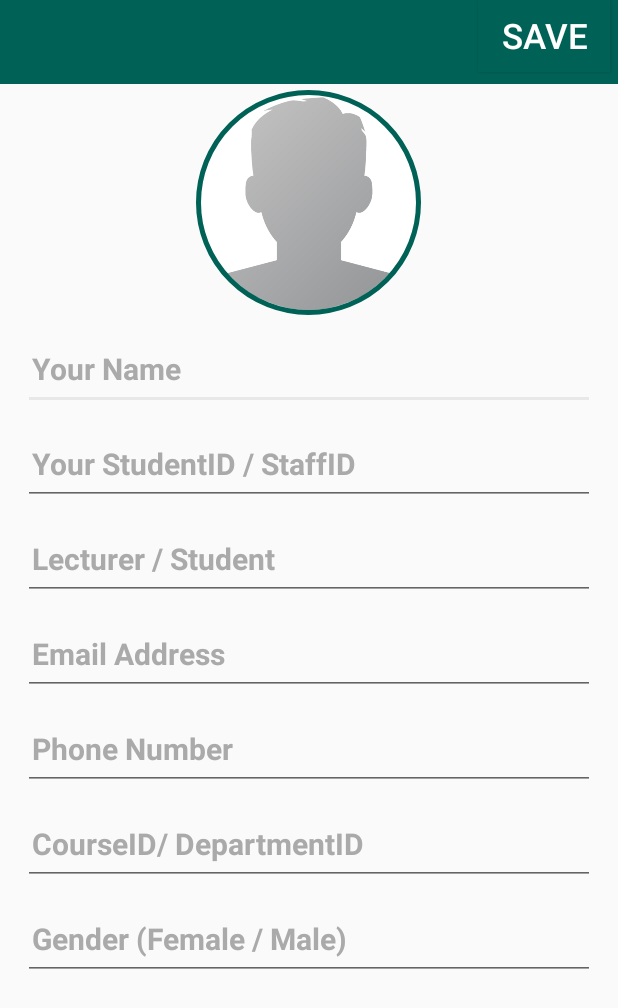
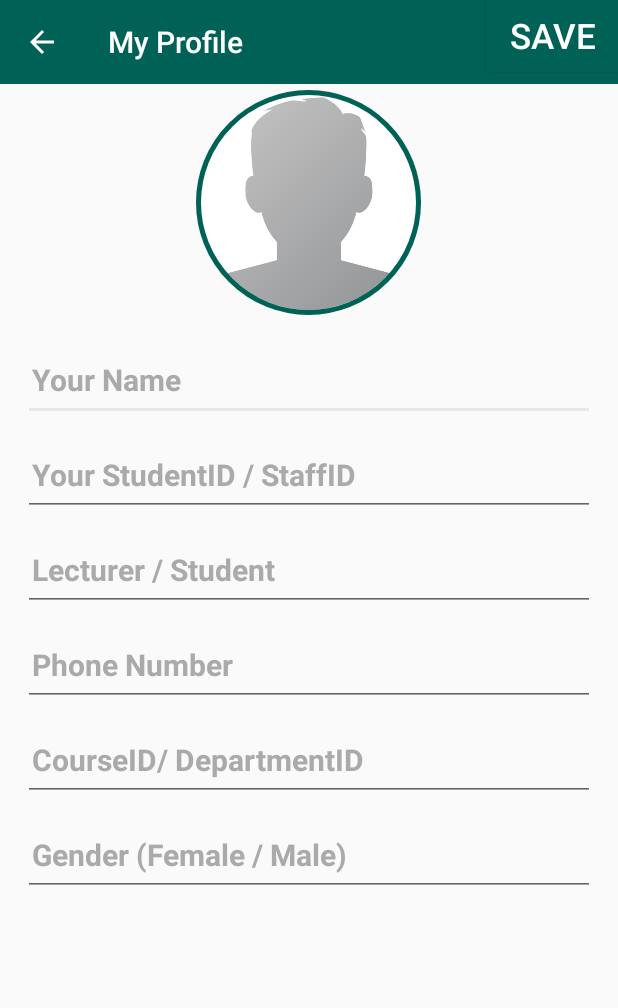
Before and after one commit to WuiLee/ChatApp, an Android app: the EditProfileActivity screen opened directly, with no data from a screen before it, on a phone screen of 412 x 824 dp. Shown: the top 1008 px of the screen. Run offline under Robolectric (Android 15) with nearby library versions, the phone set to English and light mode, and no system bars; our stand-ins replace CircleImageView, Firebase (no records; nobody signed in at launch, a user with empty details on screens opened directly).

Commit message:
Attempt to solve problem 1

```diff
--- a/app/src/main/AndroidManifest.xml
+++ b/app/src/main/AndroidManifest.xml
@@ -15,9 +15,7 @@
         android:supportsRtl="true"
         android:theme="@style/AppTheme"
         tools:ignore="GoogleAppIndexingWarning">
-
-        <activity android:name=".EditProfileActivity"
-            android:parentActivityName=".SettingsActivity"/>
+        <activity android:name=".EditProfileActivity"></activity>
         <activity
             android:name=".RegisterForm"
             android:parentActivityName=".RegisterActivity" />
--- a/app/src/main/java/com/example/chatapp/EditProfileActivity.java
+++ b/app/src/main/java/com/example/chatapp/EditProfileActivity.java
@@ -1,3 +1,4 @@
+
 package com.example.chatapp;
 
 import android.support.annotation.NonNull;
@@ -24,7 +25,7 @@ import java.util.HashMap;
 public class EditProfileActivity extends AppCompatActivity {
 
     private Button UpdateProfileSetting;
-    private EditText userName, userID, identity, userEmail, userPhoneNo, courseID, gender;
+    private EditText userName, userID, identity, userPhoneNo, courseID, gender;
 
     private String currentUserID;
     private FirebaseAuth mAuth;
@@ -41,7 +42,7 @@ public class EditProfileActivity extends AppCompatActivity {
         currentUserID = mAuth.getCurrentUser().getUid();
         RootRef = FirebaseDatabase.getInstance().getReference();
 
-        mToolbar = (Toolbar) findViewById(R.id.settings_toolbar);
+        mToolbar = (Toolbar) findViewById(R.id.edit_profile_toolbar);
         setSupportActionBar(mToolbar);
         getSupportActionBar().setDisplayHomeAsUpEnabled(true);
         getSupportActionBar().setDisplayShowCustomEnabled(true);
@@ -65,7 +66,6 @@ public class EditProfileActivity extends AppCompatActivity {
         userName = (EditText) findViewById(R.id.edit_user_name);
         userID = (EditText) findViewById(R.id.edit_user_id);
         identity = (EditText) findViewById(R.id.edit_user_identity);
-        userEmail = (EditText) findViewById(R.id.edit_email_address);
         userPhoneNo = (EditText) findViewById(R.id.edit_phone_number);
         courseID = (EditText) findViewById(R.id.edit_course_id);
         gender = (EditText) findViewById(R.id.edit_gender);
@@ -76,7 +76,6 @@ public class EditProfileActivity extends AppCompatActivity {
         String setUserName = userName.getText().toString();
         String setUserID = userID.getText().toString();
         String setIdentity = identity.getText().toString();
-        String setUserEmail = userEmail.getText().toString();
         String setPhoneNo = userPhoneNo.getText().toString();
         String setCourseID = courseID.getText().toString();
         String setGender = gender.getText().toString();
@@ -90,9 +89,7 @@ public class EditProfileActivity extends AppCompatActivity {
         if (TextUtils.isEmpty(setIdentity)){
             Toast.makeText(this, "Please enter your position...", Toast.LENGTH_SHORT).show();
         }
-        if (TextUtils.isEmpty(setUserEmail)){
-            Toast.makeText(this, "Please enter your email address...", Toast.LENGTH_SHORT).show();
-        }
+
         if (TextUtils.isEmpty(setPhoneNo)){
             Toast.makeText(this, "Please enter your phoneNo...", Toast.LENGTH_SHORT).show();
         }
@@ -105,7 +102,6 @@ public class EditProfileActivity extends AppCompatActivity {
             profileMap.put("name", setUserName);
             profileMap.put("id", setUserID);
             profileMap.put("identity", setIdentity);
-            profileMap.put("email", setUserEmail);
             profileMap.put("phone", setPhoneNo);
             profileMap.put("course", setCourseID);
             profileMap.put("gender", setGender);
@@ -134,7 +130,6 @@ public class EditProfileActivity extends AppCompatActivity {
                             String retrieveUserName = dataSnapshot.child("name").getValue().toString();
                             String retrieveUserID = dataSnapshot.child("id").getValue().toString();
                             String retrieveIdentity = dataSnapshot.child("identity").getValue().toString();
-                            String retrieveUserEmail = dataSnapshot.child("email").getValue().toString();
                             String retrievePhoneNo = dataSnapshot.child("phone").getValue().toString();
                             String retrieveCourseID = dataSnapshot.child("course").getValue().toString();
                             String retrieveGender = dataSnapshot.child("gender").getValue().toString();
@@ -144,7 +139,6 @@ public class EditProfileActivity extends AppCompatActivity {
                             userName.setText(retrieveUserName);
                             userID.setText(retrieveUserID);
                             identity.setText(retrieveIdentity);
-                            userEmail.setText(retrieveUserEmail);
                             userPhoneNo.setText(retrievePhoneNo);
                             courseID.setText(retrieveCourseID);
                             gender.setText((retrieveGender));
@@ -153,14 +147,12 @@ public class EditProfileActivity extends AppCompatActivity {
                             String retrieveUserName = dataSnapshot.child("name").getValue().toString();
                             String retrieveUserID = dataSnapshot.child("id").getValue().toString();
                             String retrieveIdentity = dataSnapshot.child("identity").getValue().toString();
-                            String retrieveUserEmail = dataSnapshot.child("email").getValue().toString();
                             String retrievePhoneNo = dataSnapshot.child("phone").getValue().toString();
                             String retrieveCourseID = dataSnapshot.child("course").getValue().toString();
 
                             userName.setText(retrieveUserName);
                             userID.setText(retrieveUserID);
                             identity.setText(retrieveIdentity);
-                            userEmail.setText(retrieveUserEmail);
                             userPhoneNo.setText(retrievePhoneNo);
                             courseID.setText(retrieveCourseID);
                         }
--- a/app/src/main/res/layout-normal-notlong-port/activity_edit_profile.xml
+++ /dev/null
@@ -1,168 +0,0 @@
-<?xml version="1.0" encoding="utf-8"?>
-<RelativeLayout xmlns:android="http://schemas.android.com/apk/res/android"
-    xmlns:app="http://schemas.android.com/apk/res-auto"
-    xmlns:tools="http://schemas.android.com/tools"
-    android:layout_width="match_parent"
-    android:layout_height="wrap_content"
-    tools:context=".EditProfileActivity">
-
-    <include
-        layout="@layout/app_bar_layout"
-        android:id="@+id/edit_profile_toolbar">
-
-    </include>
-
-    <Button
-        android:id="@+id/update_settings_button"
-        android:layout_width="wrap_content"
-        android:layout_height="wrap_content"
-        android:layout_alignParentEnd="true"
-        android:layout_marginRight="6dp"
-        android:background="@color/colorPrimary"
-        android:text="Save"
-        android:textColor="@android:color/white"
-        android:textSize="23sp"/>
-
-
-    <de.hdodenhof.circleimageview.CircleImageView
-        android:id="@+id/edit_profile_image"
-        android:layout_width="150dp"
-        android:layout_height="150dp"
-        android:layout_centerInParent="true"
-        android:layout_alignParentTop="true"
-        android:layout_marginTop="60dp"
-        android:layout_marginLeft="17dp"
-        android:src="@drawable/profile_image"
-        app:civ_border_width="3dp"
-        app:civ_border_color="@color/colorPrimary"/>
-
-
-    <EditText
-        android:id="@+id/edit_user_name"
-        android:layout_width="match_parent"
-        android:layout_height="55dp"
-        android:layout_below="@+id/edit_profile_image"
-        android:inputType="textPersonName"
-        android:hint="Your Name"
-        android:textAlignment="textStart"
-        android:textColor="@android:color/black"
-        android:textStyle="bold"
-        android:textSize="20sp"
-        android:layout_marginStart="15dp"
-        android:layout_marginEnd="15dp"
-        android:layout_marginTop="8dp"
-        android:padding="6dp"
-        android:textColorHint="@android:color/darker_gray"
-        />
-
-    <EditText
-        android:id="@+id/edit_user_id"
-        android:layout_width="match_parent"
-        android:layout_height="55dp"
-        android:layout_below="@+id/edit_user_name"
-        android:inputType="textVisiblePassword"
-        android:hint="Your StudentID / StaffID"
-        android:textAlignment="textStart"
-        android:textColor="@android:color/black"
-        android:textStyle="bold"
-        android:textSize="20sp"
-        android:layout_marginStart="15dp"
-        android:layout_marginEnd="15dp"
-        android:layout_marginTop="8dp"
-        android:padding="6dp"
-        android:textColorHint="@android:color/darker_gray"
-
-        />
-
-    <EditText
-        android:id="@+id/edit_user_identity"
-        android:layout_width="match_parent"
-        android:layout_height="55dp"
-        android:layout_below="@+id/edit_user_id"
-        android:inputType="text"
-        android:hint="Lecturer / Student"
-        android:textAlignment="textStart"
-        android:textColor="@color/colorPrimaryDark"
-        android:textStyle="bold"
-        android:textSize="20sp"
-        android:layout_marginStart="15dp"
-        android:layout_marginEnd="15dp"
-        android:layout_marginTop="8dp"
-        android:padding="6dp"
-        android:textColorHint="@android:color/darker_gray"
-        />
-
-    <EditText
-        android:id="@+id/enter_email_address"
-        android:layout_width="match_parent"
-        android:layout_height="55dp"
-        android:layout_below="@+id/edit_user_identity"
-        android:inputType="textEmailAddress"
-        android:hint="Email Address"
-        android:textAlignment="textStart"
-        android:textColor="@android:color/black"
-        android:textStyle="bold"
-        android:textSize="20sp"
-        android:layout_marginStart="15dp"
-        android:layout_marginEnd="15dp"
-        android:layout_marginTop="8dp"
-        android:padding="6dp"
-        android:textColorHint="@android:color/darker_gray"
-        />
-
-    <EditText
-        android:id="@+id/edit_phone_number"
-        android:layout_width="match_parent"
-        android:layout_height="55dp"
-        android:layout_below="@+id/enter_email_address"
-        android:inputType="textPhonetic"
-        android:hint="Phone Number"
-        android:textAlignment="textStart"
-        android:textColor="@android:color/black"
-        android:textStyle="bold"
-        android:textSize="20sp"
-        android:layout_marginStart="15dp"
-        android:layout_marginEnd="15dp"
-        android:layout_marginTop="8dp"
-        android:padding="6dp"
-        android:textColorHint="@android:color/darker_gray"
-        />
-
-    <EditText
-        android:id="@+id/edit_course_id"
-        android:layout_width="match_parent"
-        android:layout_height="55dp"
-        android:layout_below="@+id/edit_phone_number"
-        android:inputType="text"
-        android:hint="CourseID/ DepartmentID"
-        android:textAlignment="textStart"
-        android:textColor="@android:color/black"
-        android:textStyle="bold"
-        android:textSize="20sp"
-        android:layout_marginStart="15dp"
-        android:layout_marginEnd="15dp"
-        android:layout_marginTop="8dp"
-        android:padding="6dp"
-        android:textColorHint="@android:color/darker_gray"
-        />
-
-    <EditText
-        android:id="@+id/edit_gender"
-        android:layout_width="match_parent"
-        android:layout_height="55dp"
-        android:layout_below="@+id/edit_course_id"
-        android:inputType="text"
-        android:hint="Gender (Female / Male)"
-        android:textAlignment="textStart"
-        android:textColor="@android:color/black"
-        android:textStyle="bold"
-        android:textSize="20sp"
-        android:layout_marginStart="15dp"
-        android:layout_marginEnd="15dp"
-        android:layout_marginTop="8dp"
-        android:padding="6dp"
-        android:textColorHint="@android:color/darker_gray"
-        />
-
-
-</RelativeLayout>
--- a/app/src/main/res/layout/activity_edit_profile.xml
+++ b/app/src/main/res/layout/activity_edit_profile.xml
@@ -2,7 +2,7 @@
 <RelativeLayout xmlns:android="http://schemas.android.com/apk/res/android"
     xmlns:app="http://schemas.android.com/apk/res-auto"
     xmlns:tools="http://schemas.android.com/tools"
-    android:layout_width="match_parent"
+    android:layout_width="wrap_content"
     android:layout_height="wrap_content"
     tools:context=".EditProfileActivity">
 
@@ -50,7 +50,7 @@
         android:textSize="20sp"
         android:layout_marginStart="15dp"
         android:layout_marginEnd="15dp"
-        android:layout_marginTop="8dp"
+        android:layout_marginTop="15dp"
         android:padding="6dp"
         android:textColorHint="@android:color/darker_gray"
         />
@@ -93,28 +93,10 @@
         />
 
     <EditText
-        android:id="@+id/edit_email_address"
+        android:id="@+id/edit_phone_number"
         android:layout_width="match_parent"
         android:layout_height="55dp"
         android:layout_below="@+id/edit_user_identity"
-        android:inputType="textEmailAddress"
-        android:hint="Email Address"
-        android:textAlignment="textStart"
-        android:textColor="@android:color/black"
-        android:textStyle="bold"
-        android:textSize="20sp"
-        android:layout_marginStart="15dp"
-        android:layout_marginEnd="15dp"
-        android:layout_marginTop="8dp"
-        android:padding="6dp"
-        android:textColorHint="@android:color/darker_gray"
-        />
-
-    <EditText
-        android:id="@+id/edit_phone_number"
-        android:layout_width="match_parent"
-        android:layout_height="55dp"
-        android:layout_below="@+id/edit_email_address"
         android:inputType="textPhonetic"
         android:hint="Phone Number"
         android:textAlignment="textStart"
```
Also changed, not shown: app/src/main/java/com/example/chatapp/Contacts.java (+12 -3 lines), app/src/main/java/com/example/chatapp/ContactsFragment.java (+11 -3 lines), app/src/main/java/com/example/chatapp/FindFirendsActivity.java (+4 -3 lines), app/src/main/java/com/example/chatapp/ProfileActivity.java (+12 -7 lines), app/src/main/res/layout/activity_profile.xml (+58 -27 lines), app/src/main/res/layout/user_display_layout.xml (+10 -1 lines).
